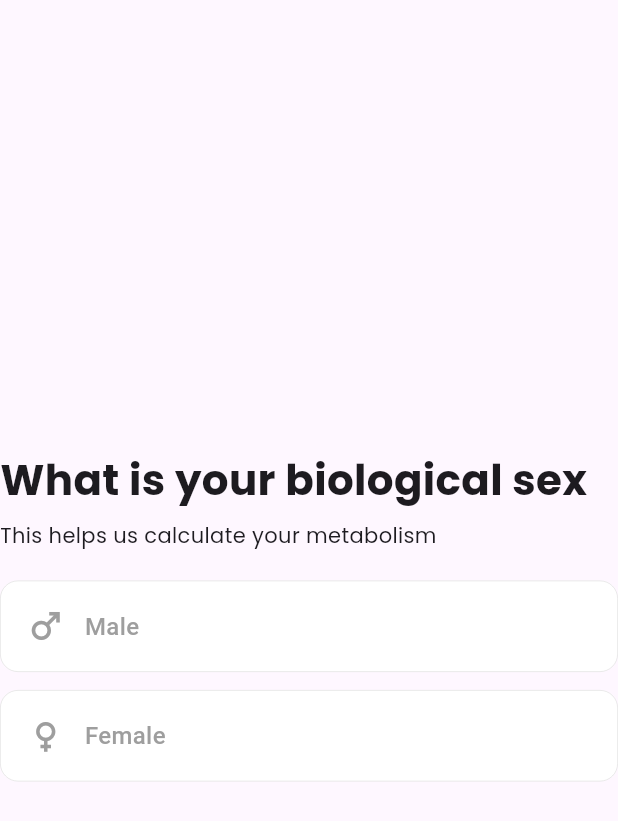
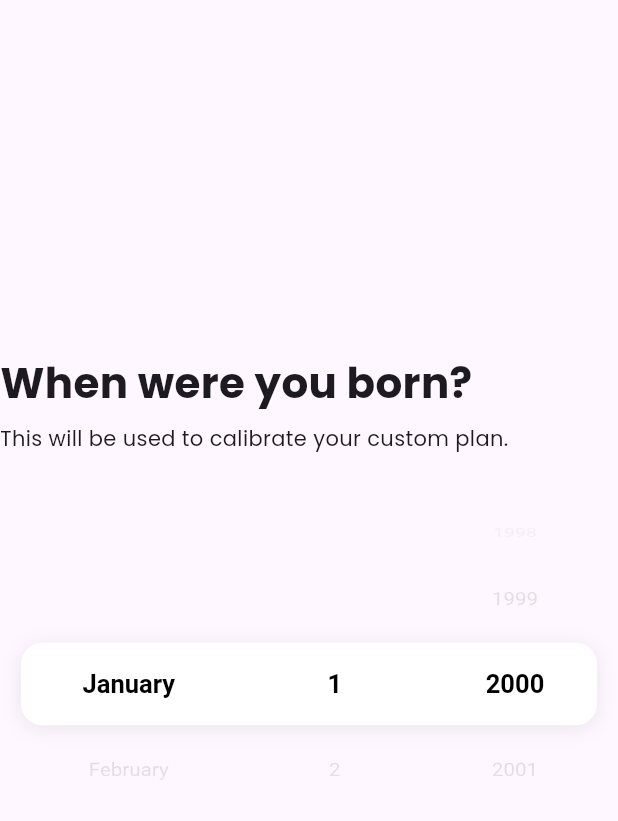
Before and after one commit to Yeasin00p/calorie_ai_app, a Flutter app: the screen it shows after launch, on a phone screen of 412 x 824 dp. Shown: the top 821 px of the screen. Run offline on Flutter 3.47's test engine with Material 3 defaults, Android fonts, the phone set to English and light mode, and no system bars; our stand-ins replace flutter_bloc, go_router, google_fonts.

Commit message:
age - widget / done

```diff
--- a/lib/features/onboarding/screen/onboarding_screen.dart
+++ b/lib/features/onboarding/screen/onboarding_screen.dart
@@ -1,3 +1,4 @@
+import 'package:calorie_ai_app/features/onboarding/screen/widgets/age_widget.dart';
 import 'package:calorie_ai_app/features/onboarding/screen/widgets/gender_widget.dart';
 import 'package:flutter/material.dart';
 
@@ -6,11 +7,8 @@ class OnboardingScreen extends StatelessWidget {
 
   @override
   Widget build(BuildContext context) {
-    return Scaffold(
-      body: Column(
-        mainAxisAlignment: MainAxisAlignment.center,
-        children: [GenderWidget()],
-      ),
-    );
+    return Scaffold(body: Column(
+      mainAxisAlignment: MainAxisAlignment.center,
+      children: [ AgeWidget()]));
   }
 }
--- /dev/null
+++ b/lib/features/onboarding/screen/widgets/age_widget.dart
@@ -0,0 +1,301 @@
+import 'package:calorie_ai_app/theme/app_typography.dart';
+import 'package:flutter/material.dart';
+import 'package:flutter_bloc/flutter_bloc.dart';
+
+import '../../cubit/onboarding_cubit.dart';
+
+const _kStartYear = 1924;
+const _kItemExtent = 52.0;
+
+class AgeWidget extends StatefulWidget {
+  const AgeWidget({super.key});
+
+  @override
+  State<AgeWidget> createState() => _AgeWidgetState();
+}
+
+class _AgeWidgetState extends State<AgeWidget> {
+  late final FixedExtentScrollController _monthController;
+  late final FixedExtentScrollController _dayController;
+  late final FixedExtentScrollController _yearController;
+
+  final List<String> _months = const [
+    'January',
+    'February',
+    'March',
+    'April',
+    'May',
+    'June',
+    'July',
+    'August',
+    'September',
+    'October',
+    'November',
+    'December',
+  ];
+
+  late final List<int> _years;
+
+  int _selectedMonth = 0;
+  int _selectedDay = 0;
+  late int _selectedYearIndex;
+
+  @override
+  void initState() {
+    super.initState();
+
+    _years = List.generate(
+      DateTime.now().year - _kStartYear + 1,
+      (index) => _kStartYear + index,
+    );
+
+    _selectedYearIndex = 2000 - _kStartYear;
+
+    _monthController = FixedExtentScrollController(initialItem: 0);
+    _dayController = FixedExtentScrollController(initialItem: 0);
+    _yearController = FixedExtentScrollController(
+      initialItem: _selectedYearIndex,
+    );
+
+    WidgetsBinding.instance.addPostFrameCallback((_) {
+      _notify();
+    });
+  }
+
+  @override
+  void dispose() {
+    _monthController.dispose();
+    _dayController.dispose();
+    _yearController.dispose();
+    super.dispose();
+  }
+
+  int _computeAge() {
+    final now = DateTime.now();
+
+    final birthDate = DateTime(
+      _years[_selectedYearIndex],
+      _selectedMonth + 1,
+      _selectedDay + 1,
+    );
+
+    int age = now.year - birthDate.year;
+
+    final hasHadBirthday =
+        (now.month > birthDate.month) ||
+        (now.month == birthDate.month && now.day >= birthDate.day);
+
+    if (!hasHadBirthday) {
+      age--;
+    }
+
+    return age;
+  }
+
+  void _notify() {
+    final age = _computeAge();
+
+    context.read<OnboardingCubit>().updateAge(age);
+  }
+
+  void _validateDay() {
+    final maxDays = DateUtils.getDaysInMonth(
+      _years[_selectedYearIndex],
+      _selectedMonth + 1,
+    );
+
+    if ((_selectedDay + 1) > maxDays) {
+      _selectedDay = maxDays - 1;
+
+      WidgetsBinding.instance.addPostFrameCallback((_) {
+        _dayController.jumpToItem(_selectedDay);
+
+        _notify();
+      });
+    } else {
+      _notify();
+    }
+  }
+
+  @override
+  Widget build(BuildContext context) {
+    final scaffoldColor = Theme.of(context).scaffoldBackgroundColor;
+    final selectedYear = _years[_selectedYearIndex];
+
+    final daysInMonth = DateUtils.getDaysInMonth(
+      selectedYear,
+      _selectedMonth + 1,
+    );
+
+    final days = List.generate(daysInMonth, (index) => index + 1);
+    return Column(
+      crossAxisAlignment: CrossAxisAlignment.start,
+      children: [
+        Text("When were you born?", style: AppTypography.headlineLarge),
+        const SizedBox(height: 10),
+        Text(
+          'This will be used to calibrate your custom plan.',
+          style: AppTypography.bodyMedium,
+        ),
+        const SizedBox(height: 24),
+        SizedBox(
+          height: _kItemExtent * 5,
+          child: Stack(
+            alignment: Alignment.center,
+            children: [
+              Center(
+                child: Container(
+                  height: 55,
+                  margin: const EdgeInsets.symmetric(horizontal: 14),
+                  decoration: BoxDecoration(
+                    color: Colors.white,
+                    borderRadius: BorderRadius.circular(14),
+                    boxShadow: const [
+                      BoxShadow(
+                        blurRadius: 10,
+                        offset: Offset(0, 2),
+                        color: Color.fromRGBO(0, 0, 0, 0.08),
+                      ),
+                    ],
+                  ),
+                ),
+              ),
+              Row(
+                children: [
+                  Expanded(
+                    flex: 5,
+                    child: _PickerColumn(
+                      controller: _monthController,
+                      items: _months,
+                      selectedIndex: _selectedMonth,
+                      onChanged: (index) {
+                        setState(() {
+                          _selectedMonth = index;
+                        });
+
+                        _validateDay();
+                      },
+                    ),
+                  ),
+
+                  Expanded(
+                    flex: 3,
+                    child: _PickerColumn(
+                      controller: _dayController,
+                      items: days.map((e) => e.toString()).toList(),
+                      selectedIndex: _selectedDay,
+                      onChanged: (index) {
+                        setState(() {
+                          _selectedDay = index;
+                        });
+
+                        _notify();
+                      },
+                    ),
+                  ),
+
+                  Expanded(
+                    flex: 4,
+                    child: _PickerColumn(
+                      controller: _yearController,
+                      items: _years.map((e) => e.toString()).toList(),
+                      selectedIndex: _selectedYearIndex,
+                      onChanged: (index) {
+                        setState(() {
+                          _selectedYearIndex = index;
+                        });
+
+                        _validateDay();
+                      },
+                    ),
+                  ),
+                ],
+              ),
+              Positioned.fill(
+                child: IgnorePointer(
+                  child: Column(
+                    children: [
+                      Container(
+                        height: _kItemExtent * 1.5,
+                        decoration: BoxDecoration(
+                          gradient: LinearGradient(
+                            begin: Alignment.topCenter,
+                            end: Alignment.bottomCenter,
+                            colors: [
+                              scaffoldColor,
+                              scaffoldColor.withValues(alpha: 0),
+                            ],
+                          ),
+                        ),
+                      ),
+                      const Spacer(),
+                      Container(
+                        height: _kItemExtent * 1.5,
+                        decoration: BoxDecoration(
+                          gradient: LinearGradient(
+                            begin: Alignment.bottomCenter,
+                            end: Alignment.topCenter,
+                            colors: [
+                              scaffoldColor,
+                              scaffoldColor.withValues(alpha: 0),
+                            ],
+                          ),
+                        ),
+                      ),
+                    ],
+                  ),
+                ),
+              ),
+            ],
+          ),
+        ),
+      ],
+    );
+  }
+}
+
+class _PickerColumn extends StatelessWidget {
+  final FixedExtentScrollController controller;
+  final List<String> items;
+  final int selectedIndex;
+  final ValueChanged<int> onChanged;
+
+  const _PickerColumn({
+    required this.controller,
+    required this.items,
+    required this.selectedIndex,
+    required this.onChanged,
+  });
+
+  @override
+  Widget build(BuildContext context) {
+    return ListWheelScrollView.useDelegate(
+      controller: controller,
+      itemExtent: _kItemExtent,
+      physics: const FixedExtentScrollPhysics(),
+      perspective: 0.002,
+      diameterRatio: 1.3,
+      onSelectedItemChanged: onChanged,
+      childDelegate: ListWheelChildBuilderDelegate(
+        childCount: items.length,
+        builder: (context, index) {
+          final isSelected = index == selectedIndex;
+
+          return Center(
+            child: AnimatedDefaultTextStyle(
+              duration: const Duration(milliseconds: 180),
+              style: TextStyle(
+                fontSize: isSelected ? 17 : 14,
+                fontWeight: isSelected ? FontWeight.w600 : FontWeight.w400,
+                color: isSelected
+                    ? Colors.black
+                    : Colors.grey.withValues(alpha: 0.3),
+              ),
+              child: Text(items[index]),
+            ),
+          );
+        },
+      ),
+    );
+  }
+}
--- a/lib/features/onboarding/screen/widgets/gender_widget.dart
+++ b/lib/features/onboarding/screen/widgets/gender_widget.dart
@@ -16,7 +16,7 @@ class GenderWidget extends StatelessWidget {
     return Column(
       crossAxisAlignment: CrossAxisAlignment.start,
       children: [
-        Text('What is your biological sex', style: AppTypography.headlineLarge),
+        Text('What is your\biological sex', style: AppTypography.headlineLarge),
         const SizedBox(height: 10),
         Text(
           'This helps us calculate your metabolism',
```
